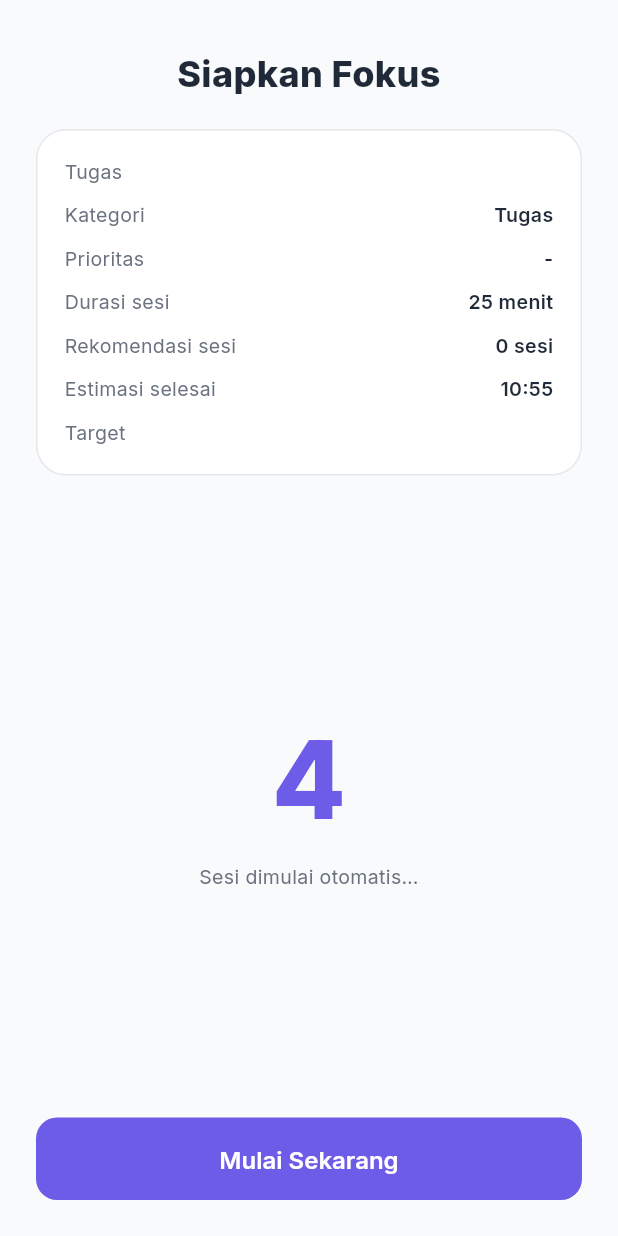
After one commit to Frhannnnn/Todo-list-aplication-beta-, a Flutter app: the FocusPreparationScreen screen opened directly with sample values from the repository, on a phone screen of 412 x 824 dp. The commit adds this screen. Run offline on Flutter 3.47's test engine with Material 3 defaults, Android fonts, the phone set to English and light mode, and no system bars; our stand-ins replace file_picker, flutter_local_notifications, google_fonts, share_plus, shared_preferences, timezone; accounts and stored records are empty.

Commit message:
feat(focus): halaman persiapan + rangkai alur Mulai→mode→target→timer

```diff
--- /dev/null
+++ b/lib/screens/focus/focus_preparation_screen.dart
@@ -0,0 +1,179 @@
+// lib/screens/focus/focus_preparation_screen.dart
+
+import 'dart:async';
+import 'package:flutter/material.dart';
+import 'package:intl/intl.dart';
+import 'package:provider/provider.dart';
+import '../../models/focus_session_model.dart';
+import '../../models/task_model.dart';
+import '../../services/focus_session_provider.dart';
+import '../../services/task_provider.dart';
+import '../../utils/app_theme.dart';
+import 'focus_timer_screen.dart';
+
+/// Halaman persiapan sebelum timer dimulai: menampilkan ringkasan sesi dan
+/// countdown 5 detik (bisa dilewati). Setelah countdown, sesi otomatis dimulai.
+class FocusPreparationScreen extends StatefulWidget {
+  final Task task;
+  final FocusMode mode;
+  final FocusPreset preset;
+  final String? targetText;
+  final int recommendedSessions;
+
+  const FocusPreparationScreen({
+    super.key,
+    required this.task,
+    required this.mode,
+    required this.preset,
+    required this.targetText,
+    required this.recommendedSessions,
+  });
+
+  @override
+  State<FocusPreparationScreen> createState() => _FocusPreparationScreenState();
+}
+
+class _FocusPreparationScreenState extends State<FocusPreparationScreen> {
+  int _count = 5;
+  bool _started = false;
+  Timer? _timer;
+
+  @override
+  void initState() {
+    super.initState();
+    _timer = Timer.periodic(const Duration(seconds: 1), (_) {
+      if (!mounted) return;
+      setState(() => _count--);
+      if (_count <= 0) _begin();
+    });
+  }
+
+  @override
+  void dispose() {
+    _timer?.cancel();
+    super.dispose();
+  }
+
+  void _begin() {
+    if (_started) return;
+    _started = true;
+    _timer?.cancel();
+    context.read<FocusSessionProvider>().startSession(
+          task: widget.task,
+          mode: widget.mode,
+          preset: widget.preset,
+          targetText: widget.targetText,
+          recommendedSessions: widget.recommendedSessions,
+        );
+    Navigator.of(context).pushReplacement(
+      MaterialPageRoute(
+        builder: (_) => FocusTimerScreen(task: widget.task),
+      ),
+    );
+  }
+
+  @override
+  Widget build(BuildContext context) {
+    final totalActive = context.read<TaskProvider>().activeTasks.length;
+    final priorityLabel =
+        AppTheme.getPrioritasLabel(widget.task.ranking, totalActive);
+    final estimasi = DateFormat('HH:mm').format(
+        DateTime.now().add(Duration(minutes: widget.preset.focusMinutes)));
+
+    return Scaffold(
+      backgroundColor: AppTheme.background,
+      body: SafeArea(
+        child: Padding(
+          padding: const EdgeInsets.all(24),
+          child: Column(
+            crossAxisAlignment: CrossAxisAlignment.stretch,
+            children: [
+              const SizedBox(height: 8),
+              const Text('Siapkan Fokus',
+                  textAlign: TextAlign.center,
+                  style: TextStyle(
+                      fontSize: 24,
+                      fontWeight: FontWeight.w800,
+                      color: AppTheme.textPrimary)),
+              const SizedBox(height: 20),
+              _infoCard(priorityLabel, estimasi),
+              const Spacer(),
+              Text('$_count',
+                  textAlign: TextAlign.center,
+                  style: const TextStyle(
+                      fontSize: 72,
+                      fontWeight: FontWeight.w800,
+                      color: AppTheme.primary)),
+              const SizedBox(height: 4),
+              const Text('Sesi dimulai otomatis…',
+                  textAlign: TextAlign.center,
+                  style: TextStyle(
+                      fontSize: 13, color: AppTheme.textSecondary)),
+              const Spacer(),
+              ElevatedButton(
+                onPressed: _begin,
+                child: const Padding(
+                  padding: EdgeInsets.symmetric(vertical: 4),
+                  child:
+                      Text('Mulai Sekarang', style: TextStyle(fontSize: 16)),
+                ),
+              ),
+            ],
+          ),
+        ),
+      ),
+    );
+  }
+
+  Widget _infoCard(String priorityLabel, String estimasi) {
+    return Container(
+      padding: const EdgeInsets.all(18),
+      decoration: BoxDecoration(
+        color: Colors.white,
+        borderRadius: BorderRadius.circular(20),
+        border: Border.all(color: AppTheme.border),
+      ),
+      child: Column(
+        children: [
+          _row('Tugas', widget.task.namaTugas),
+          const SizedBox(height: 10),
+          _row('Kategori', widget.task.categoryLabel),
+          const SizedBox(height: 10),
+          _row('Prioritas', priorityLabel),
+          const SizedBox(height: 10),
+          _row('Durasi sesi', '${widget.preset.focusMinutes} menit'),
+          const SizedBox(height: 10),
+          _row('Rekomendasi sesi', '${widget.recommendedSessions} sesi'),
+          const SizedBox(height: 10),
+          _row('Estimasi selesai', estimasi),
+          if (widget.targetText != null) ...[
+            const SizedBox(height: 10),
+            _row('Target', widget.targetText!),
+          ],
+        ],
+      ),
+    );
+  }
+
+  Widget _row(String label, String value) {
+    return Row(
+      crossAxisAlignment: CrossAxisAlignment.start,
+      children: [
+        SizedBox(
+          width: 120,
+          child: Text(label,
+              style: const TextStyle(
+                  fontSize: 13, color: AppTheme.textSecondary)),
+        ),
+        Expanded(
+          child: Text(value,
+              textAlign: TextAlign.right,
+              style: const TextStyle(
+                  fontSize: 13,
+                  fontWeight: FontWeight.w600,
+                  color: AppTheme.textPrimary)),
+        ),
+      ],
+    );
+  }
+}
--- a/lib/utils/task_status_actions.dart
+++ b/lib/utils/task_status_actions.dart
@@ -3,14 +3,16 @@
 import 'package:flutter/material.dart';
 import '../models/task_model.dart';
 import '../services/task_provider.dart';
-import '../screens/pomodoro_timer_screen.dart';
+import '../screens/focus/focus_mode_sheet.dart';
+import '../screens/focus/focus_intent_dialog.dart';
+import '../screens/focus/focus_preparation_screen.dart';
+import 'app_theme.dart';
+import 'focus_recommendation.dart';
 
 /// Terapkan perubahan status tugas dari kartu tugas (tombol "Mulai" /
-/// "Selesaikan" / "Buka Lagi"). Dipakai bersama oleh task_list_screen.dart
-/// dan calendar_screen.dart supaya perilaku "Mulai" konsisten di kedua
-/// tempat (Issue #5): begitu tugas ditandai "Sedang Dikerjakan", buka Timer
-/// Pomodoro untuk tugas itu. Transisi status lain tetap langsung diterapkan
-/// tanpa navigasi tambahan.
+/// "Selesaikan" / "Buka Lagi"). Saat tugas ditandai "Sedang Dikerjakan",
+/// jalankan alur Focus Session: pilih mode & preset → tentukan target →
+/// halaman persiapan → timer. Transisi status lain diterapkan langsung.
 void handleStatusChange(
   BuildContext context,
   TaskProvider provider,
@@ -20,9 +22,34 @@ void handleStatusChange(
   provider.updateStatus(task.id, newStatus);
 
   if (newStatus == TaskStatus.sedangDikerjakan) {
-    Navigator.push(
-      context,
-      MaterialPageRoute(builder: (_) => PomodoroTimerScreen(task: task)),
-    );
+    _startFocusFlow(context, provider, task);
   }
 }
+
+Future<void> _startFocusFlow(
+  BuildContext context,
+  TaskProvider provider,
+  Task task,
+) async {
+  final selection = await showFocusModeSheet(context);
+  if (selection == null || !context.mounted) return;
+
+  final target = await showFocusIntentDialog(context);
+  if (target == null || !context.mounted) return; // dibatalkan
+
+  final totalActive = provider.activeTasks.length;
+  final priorityLabel = AppTheme.getPrioritasLabel(task.ranking, totalActive);
+  final recommendedSessions = focusRecommendation(priorityLabel).sessions;
+
+  Navigator.of(context).push(
+    MaterialPageRoute(
+      builder: (_) => FocusPreparationScreen(
+        task: task,
+        mode: selection.mode,
+        preset: selection.preset,
+        targetText: target.trim().isEmpty ? null : target.trim(),
+        recommendedSessions: recommendedSessions,
+      ),
+    ),
+  );
+}
```
